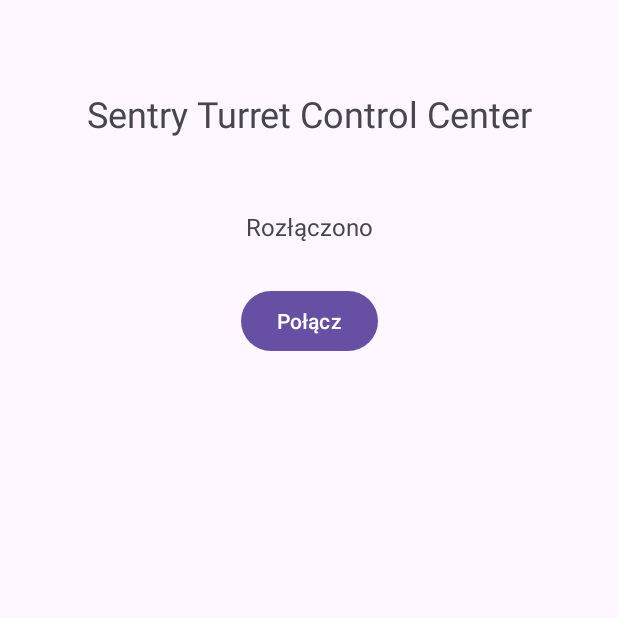
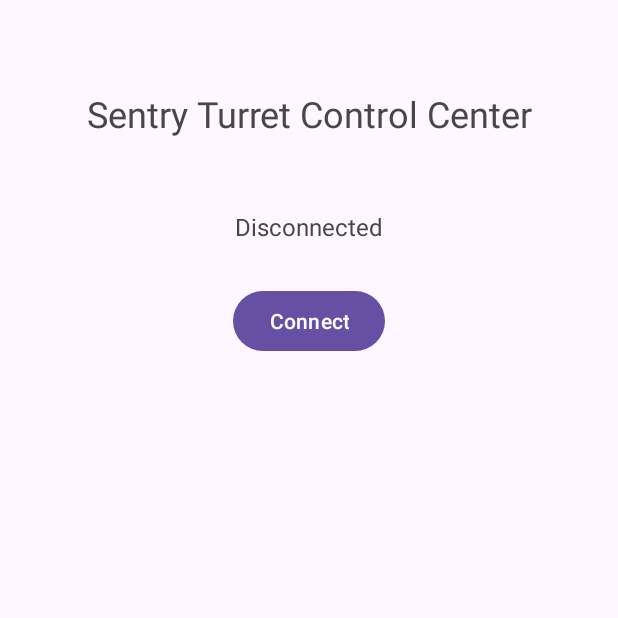
Before and after one commit to RayzenOri/SentryTurretControlCenter, an Android app: the screen it shows after launch (ConnectActivity), on a phone screen of 412 x 824 dp, the top half of it. Run offline under Robolectric (Android 15) with nearby library versions, the phone set to English and light mode, and no system bars.

Commit message:
Część interfejsu, przełączanie aktywności

```diff
--- a/app/build.gradle.kts
+++ b/app/build.gradle.kts
@@ -15,6 +15,10 @@ android {
         versionName = "1.0"
 
         testInstrumentationRunner = "androidx.test.runner.AndroidJUnitRunner"
+    }
+
+    buildFeatures{
+        viewBinding = true
     }
 
     buildTypes {
--- a/app/src/main/AndroidManifest.xml
+++ b/app/src/main/AndroidManifest.xml
@@ -14,9 +14,11 @@
         tools:targetApi="31">
         <activity
             android:name=".LandscapeActivity"
+            android:parentActivityName=".MainActivity"
             android:exported="false" />
         <activity
             android:name=".OptionsActivity"
+            android:parentActivityName=".MainActivity"
             android:exported="false" />
         <activity
             android:name=".MainActivity"
--- a/app/src/main/res/layout/activity_connect.xml
+++ b/app/src/main/res/layout/activity_connect.xml
@@ -7,10 +7,10 @@
     tools:context=".ConnectActivity">
 
     <TextView
-        android:id="@+id/textView2"
+        android:id="@+id/appName"
         android:layout_width="0dp"
         android:layout_height="wrap_content"
-        android:text="Sentry Turret Control Center"
+        android:text="@string/app_name"
         android:textAlignment="center"
         android:textSize="24sp"
         app:layout_constraintBottom_toBottomOf="parent"
@@ -20,28 +20,29 @@
         app:layout_constraintVertical_bias="0.075" />
 
     <TextView
-        android:id="@+id/textView"
+        android:id="@+id/ac_textStatus"
         android:layout_width="wrap_content"
         android:layout_height="wrap_content"
         android:layout_marginTop="48dp"
-        android:text="Rozłączono"
+        android:text="@string/StatusDisconnected"
         android:textAlignment="center"
         android:textSize="16sp"
         app:layout_constraintEnd_toEndOf="parent"
         app:layout_constraintStart_toStartOf="parent"
-        app:layout_constraintTop_toBottomOf="@+id/textView2" />
+        app:layout_constraintTop_toBottomOf="@+id/appName" />
 
     <Button
-        android:id="@+id/button"
+        android:id="@+id/btConnect"
         android:layout_width="wrap_content"
         android:layout_height="wrap_content"
         android:layout_marginTop="28dp"
-        android:text="Połącz"
+        android:text="@string/ac_btConnect"
         android:textAlignment="center"
         app:layout_constraintBottom_toBottomOf="parent"
         app:layout_constraintEnd_toEndOf="parent"
         app:layout_constraintStart_toStartOf="parent"
-        app:layout_constraintTop_toBottomOf="@+id/textView"
-        app:layout_constraintVertical_bias="0.0" />
+        app:layout_constraintTop_toBottomOf="@+id/ac_textStatus"
+        app:layout_constraintVertical_bias="0.0"
+        android:onClick="connectToDevice"/>
 
 </androidx.constraintlayout.widget.ConstraintLayout>
--- a/app/src/main/res/values/strings.xml
+++ b/app/src/main/res/values/strings.xml
@@ -1,5 +1,5 @@
 <resources>
-    <string name="app_name">Sentry Turret Control Center</string>
+    <string name="app_name" translatable="false">Sentry Turret Control Center</string>
     <string name="am_btOff">Off</string>
     <string name="am_btAuto" translatable="false">Auto</string>
     <string name="am_btManual">Manual</string>
@@ -11,4 +11,7 @@
     <string name="ao_tvSeconds">Seconds</string>
     <string name="ao_lbReturnTime">Return Time</string>
     <string name="ao_swPatrolMode">Patrol Mode</string>
+    <string name="ac_btConnect">Connect</string>
+    <string name="StatusDisconnected">Disconnected</string>
+    <string name="StatusConnected">Connected</string>
 </resources>
```
Also changed, not shown: app/src/main/java/com/example/sentryturretcontrolcenter/ConnectActivity.kt (+20 -0 lines), app/src/main/java/com/example/sentryturretcontrolcenter/MainActivity.kt (+33 -0 lines), app/src/main/java/com/example/sentryturretcontrolcenter/OptionsActivity.kt (+26 -0 lines), app/src/main/res/layout/activity_main.xml (+14 -2 lines), app/src/main/res/layout/activity_options.xml (+8 -10 lines), 1 other file.
